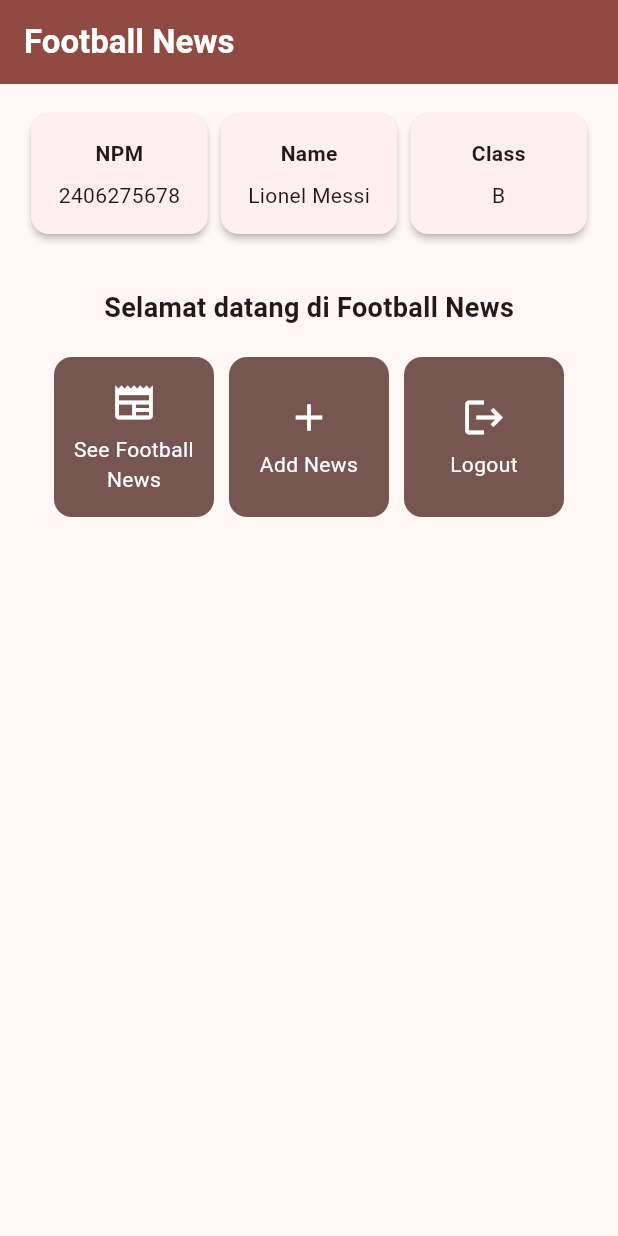
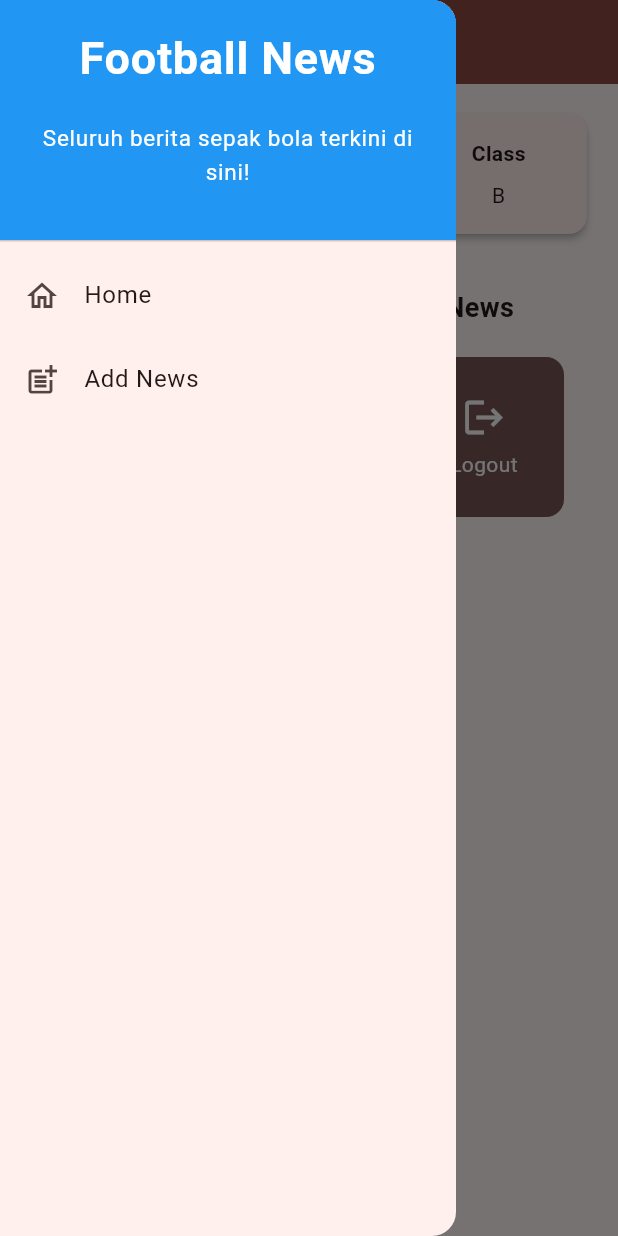
Before and after one commit to skrjmcdc/football-news-mobile, a Flutter app: the screen it shows after launch, with the side drawer open (before the commit the screen has no drawer), on a phone screen of 412 x 824 dp. Run offline on Flutter 3.47's test engine with Material 3 defaults, Android fonts, the phone set to English and light mode, and no system bars.

Commit message:
Add drawer menu

```diff
--- a/lib/menu.dart
+++ b/lib/menu.dart
@@ -1,4 +1,6 @@
 import 'package:flutter/material.dart';
+
+import 'package:football_news/widgets/left_drawer.dart';
 
 /*
 class MyHomePage extends StatefulWidget {
@@ -49,6 +51,7 @@ class MyHomePage extends StatelessWidget {
         // Warna latar belakang AppBar diambil dari skema warna tema aplikasi.
         backgroundColor: Theme.of(context).colorScheme.primary,
       ),
+      drawer: LeftDrawer(),
       // Body halaman dengan padding di sekelilingnya.
       body: Padding(
         padding: const EdgeInsets.all(16.0),
--- /dev/null
+++ b/lib/widgets/left_drawer.dart
@@ -0,0 +1,68 @@
+import 'package:flutter/material.dart';
+import 'package:football_news/menu.dart';
+// TODO: Import halaman NewsFormPage jika sudah dibuat
+
+class LeftDrawer extends StatelessWidget {
+  const LeftDrawer({super.key});
+
+  @override
+  Widget build(BuildContext context) {
+    return Drawer(
+      child: ListView(
+        children: [
+          const DrawerHeader(
+            decoration: BoxDecoration(
+              color: Colors.blue,
+            ),
+            child: Column(
+              children: [
+                Text(
+                  'Football News',
+                  textAlign: TextAlign.center,
+                  style: TextStyle(
+                    fontSize: 30,
+                    fontWeight: FontWeight.bold,
+                    color: Colors.white,
+                  ),
+                ),
+                Padding(padding: EdgeInsets.all(10)),
+                Text(
+                  "Seluruh berita sepak bola terkini di sini!",
+                  textAlign: TextAlign.center,
+                  style: TextStyle(
+                    fontSize: 15,
+                    fontWeight: FontWeight.normal,
+                    color: Colors.white,
+                  ),
+                ),
+              ],
+            ),
+          ),
+          ListTile(
+            leading: const Icon(Icons.home_outlined),
+            title: const Text('Home'),
+            // Bagian redirection ke MyHomePage
+            onTap: () {
+              Navigator.pushReplacement(
+                context,
+                MaterialPageRoute(
+                  builder: (context) => MyHomePage(),
+              ));
+            },
+          ),
+          ListTile(
+            leading: const Icon(Icons.post_add),
+            title: const Text('Add News'),
+            // Bagian redirection ke NewsFormPage
+            onTap: () {
+              /*
+              TODO: Buat routing ke NewsFormPage di sini.
+              */
+            },
+          ),
+          // TODO: Buat ListTile baru untuk ke halaman melihat news
+        ],
+      ),
+    );
+  }
+}
```
